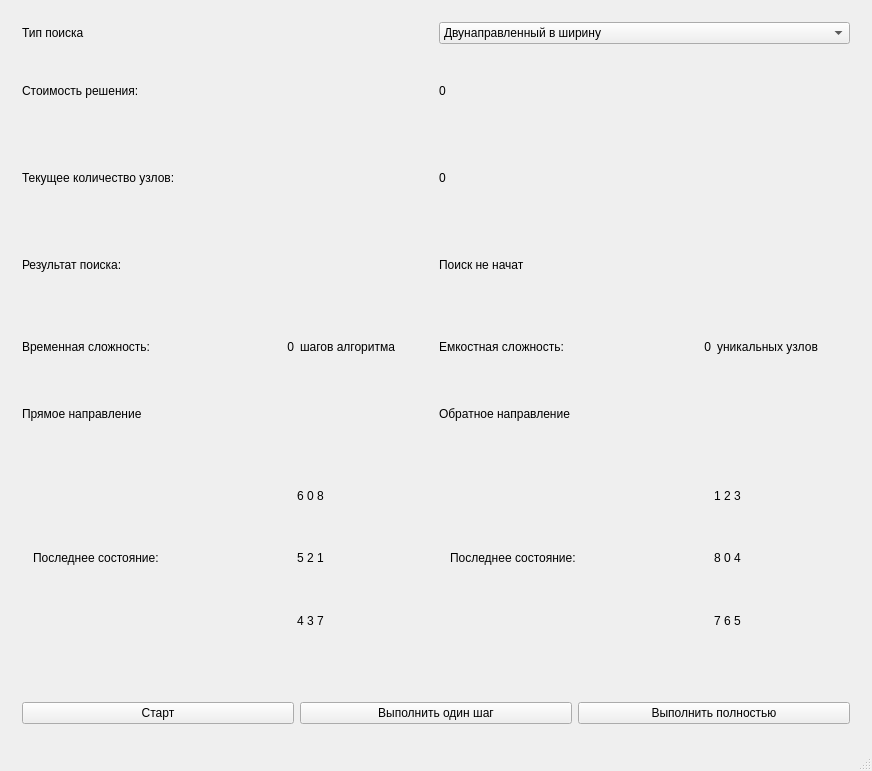
Before: the Qt Designer form AI/MainWindow.ui in GaussGun3000/AI, drawn with Qt 5.
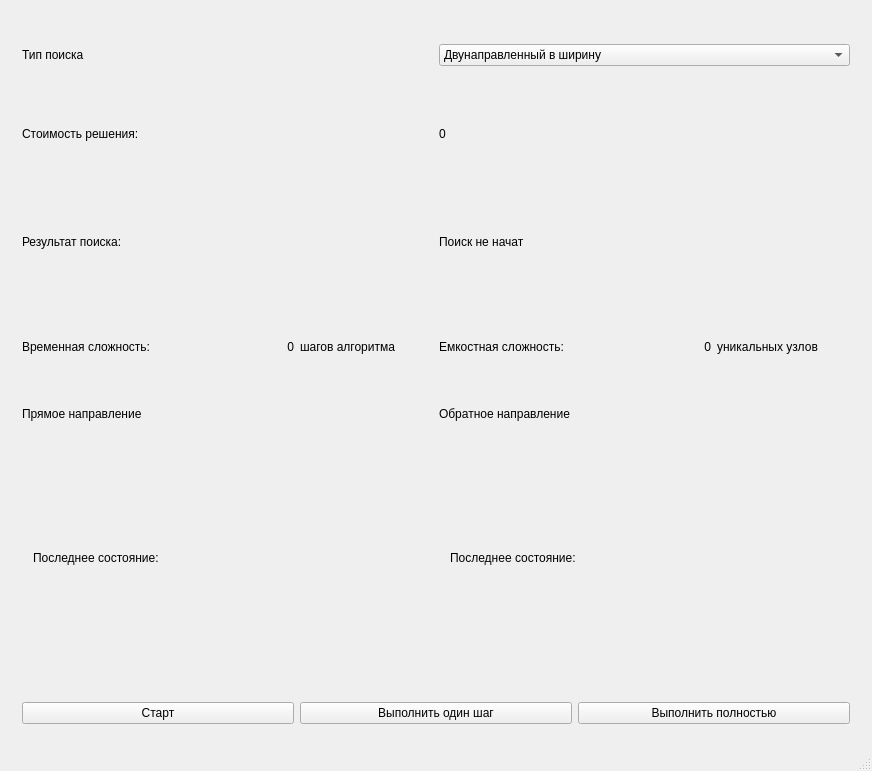
After: the same form once the commit is applied.

The edit to the form file:
```diff
--- a/AI/MainWindow.ui
+++ b/AI/MainWindow.ui
@@ -30,6 +30,13 @@
        </size>
       </property>
       <layout class="QGridLayout" name="gridLayout">
+       <item row="4" column="1">
+        <widget class="QLabel" name="searchStatusLabel">
+         <property name="text">
+          <string>Поиск не начат</string>
+         </property>
+        </widget>
+       </item>
        <item row="1" column="1">
         <widget class="QLabel" name="depthLabel">
          <property name="text">
@@ -37,59 +44,56 @@
          </property>
         </widget>
        </item>
-       <item row="2" column="0">
-        <widget class="QLabel" name="label_3">
-         <property name="text">
-          <string>Текущее количество узлов:</string>
-         </property>
-        </widget>
-       </item>
-       <item row="2" column="1">
-        <widget class="QLabel" name="nodesNumLabel">
-         <property name="text">
-          <string>0</string>
-         </property>
-        </widget>
-       </item>
-       <item row="0" column="0">
-        <widget class="QLabel" name="label_4">
-         <property name="text">
-          <string>Тип поиска</string>
-         </property>
-        </widget>
-       </item>
-       <item row="0" column="1">
-        <widget class="QComboBox" name="typeComboBox">
-         <item>
-          <property name="text">
-           <string>Двунаправленный в ширину</string>
-          </property>
-         </item>
-         <item>
-          <property name="text">
-           <string>Однонаправленный в глубину</string>
-          </property>
-         </item>
-        </widget>
-       </item>
        <item row="1" column="0">
         <widget class="QLabel" name="label">
+         <property name="maximumSize">
+          <size>
+           <width>16777215</width>
+           <height>80</height>
+          </size>
+         </property>
          <property name="text">
           <string>Стоимость решения:</string>
          </property>
         </widget>
        </item>
-       <item row="5" column="0">
+       <item row="4" column="0">
         <widget class="QLabel" name="label_2">
+         <property name="maximumSize">
+          <size>
+           <width>16777215</width>
+           <height>80</height>
+          </size>
+         </property>
          <property name="text">
           <string>Результат поиска:</string>
          </property>
         </widget>
        </item>
-       <item row="5" column="1">
-        <widget class="QLabel" name="searchStatusLabel">
+       <item row="0" column="1">
+        <widget class="QComboBox" name="typeComboBox">
+         <item>
+          <property name="text">
+           <string>Двунаправленный в ширину</string>
+          </property>
+         </item>
+         <item>
+          <property name="text">
+           <string>Однонаправленный в глубину</string>
+          </property>
+         </item>
+        </widget>
+       </item>
+       <item row="0" column="0">
+        <widget class="QLabel" name="label_4">
+         <property name="maximumSize">
+          <size>
+           <width>16777215</width>
+           <height>80</height>
+          </size>
+         </property>
          <property name="text">
-          <string>Поиск не начат</string>
+          <string>Тип поиска</string>
          </property>
         </widget>
        </item>
@@ -191,39 +195,13 @@
            </widget>
           </item>
           <item>
-           <widget class="QWidget" name="widget_2" native="true">
-            <layout class="QVBoxLayout" name="verticalLayout_3">
-             <item>
-              <widget class="QLabel" name="label_14">
-               <property name="text">
-                <string>1 2 3</string>
-               </property>
-               <property name="alignment">
-                <set>Qt::AlignCenter</set>
-               </property>
-              </widget>
-             </item>
-             <item>
-              <widget class="QLabel" name="label_15">
-               <property name="text">
-                <string>8 0 4</string>
-               </property>
-               <property name="alignment">
-                <set>Qt::AlignCenter</set>
-               </property>
-              </widget>
-             </item>
-             <item>
-              <widget class="QLabel" name="label_16">
-               <property name="text">
-                <string>7 6 5</string>
-               </property>
-               <property name="alignment">
-                <set>Qt::AlignCenter</set>
-               </property>
-              </widget>
-             </item>
-            </layout>
+           <widget class="QLabel" name="targetDirStateLabel">
+            <property name="text">
+             <string/>
+            </property>
+            <property name="alignment">
+             <set>Qt::AlignCenter</set>
+            </property>
            </widget>
           </item>
          </layout>
@@ -246,39 +224,13 @@
            </widget>
           </item>
           <item>
-           <widget class="QWidget" name="widget" native="true">
-            <layout class="QVBoxLayout" name="verticalLayout">
-             <item>
-              <widget class="QLabel" name="label_5">
-               <property name="text">
-                <string>6 0 8</string>
-               </property>
-               <property name="alignment">
-                <set>Qt::AlignCenter</set>
-               </property>
-              </widget>
-             </item>
-             <item>
-              <widget class="QLabel" name="label_9">
-               <property name="text">
-                <string>5 2 1</string>
-               </property>
-               <property name="alignment">
-                <set>Qt::AlignCenter</set>
-               </property>
-              </widget>
-             </item>
-             <item>
-              <widget class="QLabel" name="label_13">
-               <property name="text">
-                <string>4 3 7</string>
-               </property>
-               <property name="alignment">
-                <set>Qt::AlignCenter</set>
-               </property>
-              </widget>
-             </item>
-            </layout>
+           <widget class="QLabel" name="startDirStateLabel">
+            <property name="text">
+             <string/>
+            </property>
+            <property name="alignment">
+             <set>Qt::AlignCenter</set>
+            </property>
            </widget>
           </item>
          </layout>
```
Left out of the diff: 31 changed lines with no effect on the pictures.
